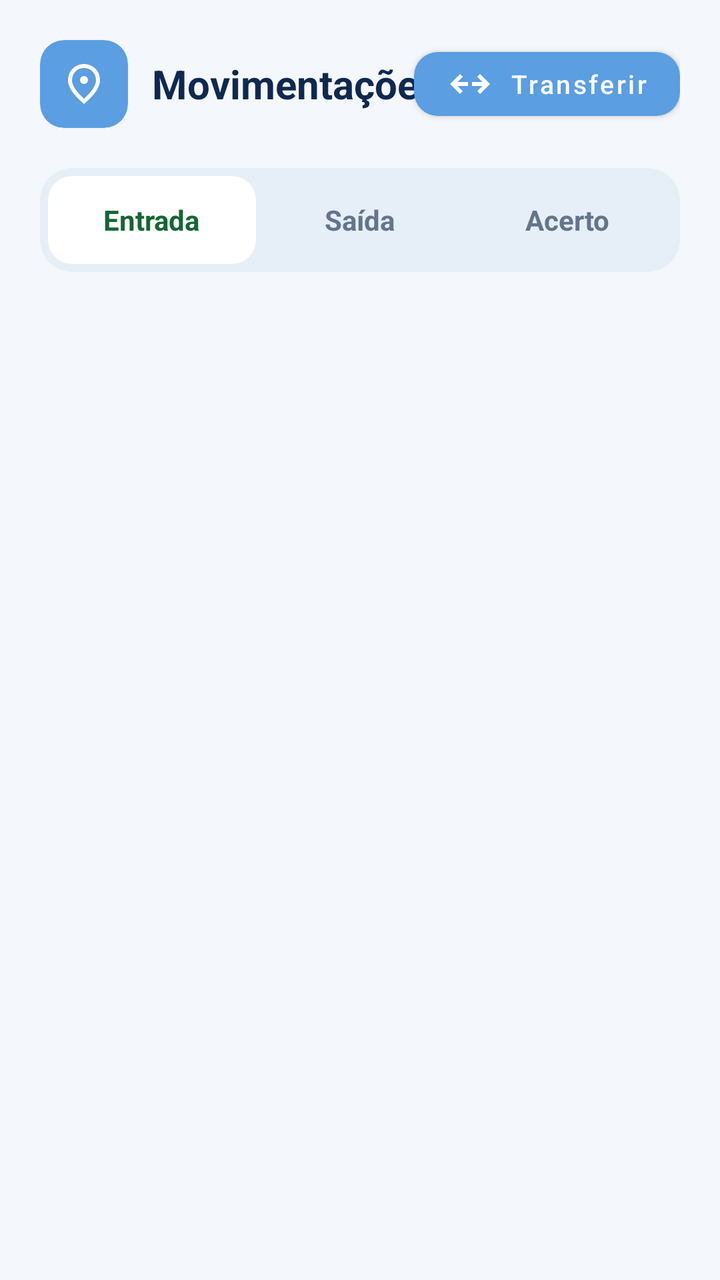
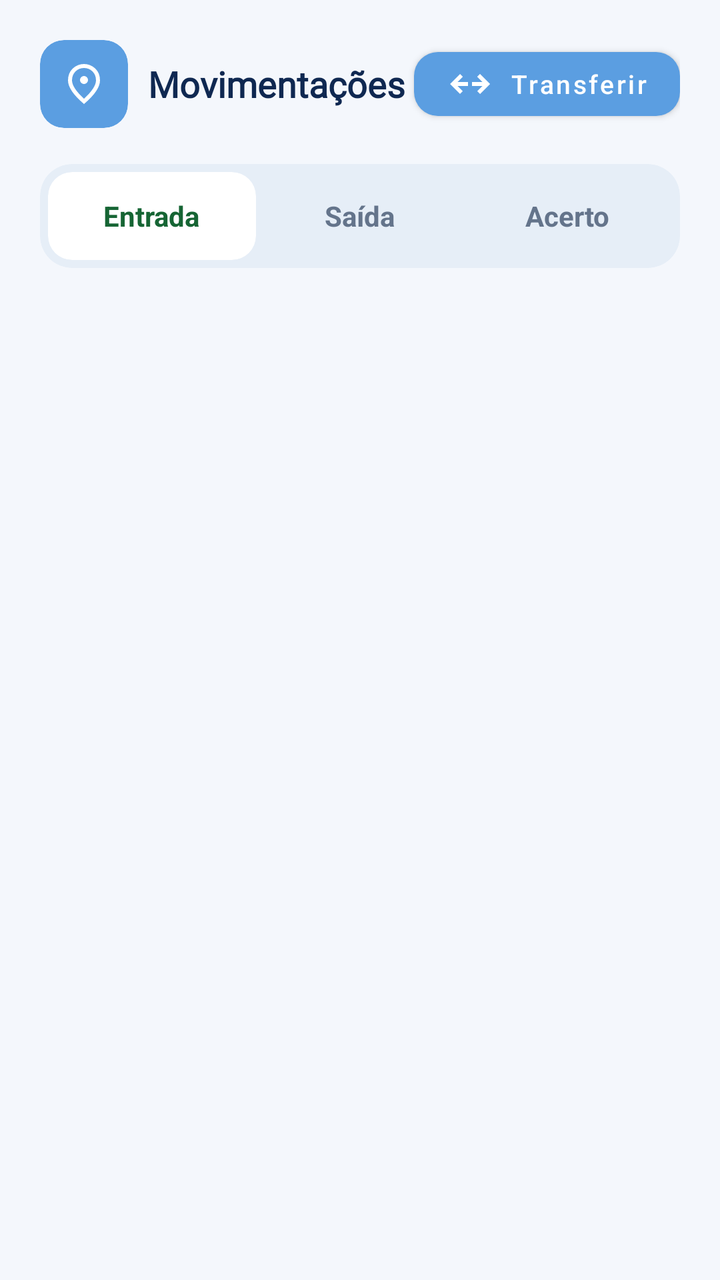

Screens rendered from an Android XML layout before and after an edit, with the pre-edit source and the edit as a unified diff.
<!-- AndroidManifest.xml: application theme Theme.SaneAM -->
<!-- res/layout/fragment_movimentacoes.xml -->
<?xml version="1.0" encoding="utf-8"?>
<androidx.constraintlayout.widget.ConstraintLayout xmlns:android="http://schemas.android.com/apk/res/android"
    xmlns:app="http://schemas.android.com/apk/res-auto"
    android:layout_width="match_parent"
    android:layout_height="match_parent"
    android:background="@color/md_theme_light_background">

    
    <RelativeLayout
        android:id="@+id/headerMovimentacoes"
        android:layout_width="0dp"
        android:layout_height="wrap_content"
        android:paddingHorizontal="20dp"
        android:paddingTop="20dp"
        android:paddingBottom="12dp"
        app:layout_constraintEnd_toEndOf="parent"
        app:layout_constraintStart_toStartOf="parent"
        app:layout_constraintTop_toTopOf="parent">

        <LinearLayout
            android:layout_width="wrap_content"
            android:layout_height="wrap_content"
            android:layout_alignParentStart="true"
            android:gravity="center_vertical"
            android:orientation="horizontal">

            <androidx.cardview.widget.CardView
                android:layout_width="44dp"
                android:layout_height="44dp"
                app:cardBackgroundColor="@color/md_theme_light_primary"
                app:cardCornerRadius="12dp"
                app:cardElevation="0dp">

                <androidx.appcompat.widget.AppCompatImageView
                    android:layout_width="24dp"
                    android:layout_height="24dp"
                    android:layout_gravity="center"
                    app:srcCompat="@drawable/ic_location_pin"
                    app:tint="@color/md_theme_light_onPrimary" />
            </androidx.cardview.widget.CardView>

            <TextView
                android:layout_width="wrap_content"
                android:layout_height="wrap_content"
                android:layout_marginStart="12dp"
                android:text="@string/movimentacoes"
                android:textColor="@color/md_theme_light_onBackground"
                android:textSize="20sp"
                android:textStyle="bold" />
        </LinearLayout>

        
        <com.google.android.material.button.MaterialButton
            android:id="@+id/btnTransferir"
            android:layout_width="wrap_content"
            android:layout_height="44dp"
            android:layout_alignParentEnd="true"
            android:text="@string/transferir"
            android:textAllCaps="false"
            android:textColor="@color/md_theme_light_onPrimary"
            android:textSize="13sp"
            app:backgroundTint="@color/md_theme_light_primary"
            app:cornerRadius="12dp"
            app:elevation="0dp"
            app:icon="@drawable/ic_swap_horizontal"
            app:iconTint="@color/md_theme_light_onPrimary" />
    </RelativeLayout>

    
    <androidx.cardview.widget.CardView
        android:id="@+id/cardTabs"
        android:layout_width="0dp"
        android:layout_height="52dp"
        android:layout_marginHorizontal="20dp"
        android:layout_marginTop="8dp"
        app:cardBackgroundColor="@color/movement_surface"
        app:cardCornerRadius="16dp"
        app:cardElevation="0dp"
        app:layout_constraintEnd_toEndOf="parent"
        app:layout_constraintStart_toStartOf="parent"
        app:layout_constraintTop_toBottomOf="@id/headerMovimentacoes">

        <LinearLayout
            android:layout_width="match_parent"
            android:layout_height="match_parent"
            android:orientation="horizontal"
            android:padding="4dp"
            android:weightSum="3">

            
            <androidx.cardview.widget.CardView
                android:id="@+id/tabEntrada"
                android:layout_width="0dp"
                android:layout_height="match_parent"
                android:layout_weight="1"
                app:cardBackgroundColor="@color/md_theme_light_surface"
                app:cardCornerRadius="12dp"
                app:cardElevation="0dp">

                <TextView
                    android:id="@+id/txtTabEntrada"
                    android:layout_width="wrap_content"
                    android:layout_height="wrap_content"
                    android:layout_gravity="center"
                    android:text="@string/entrada"
                    android:textColor="@color/badge_green_line"
                    android:textSize="14sp"
                    android:textStyle="bold" />
            </androidx.cardview.widget.CardView>

            
            <androidx.cardview.widget.CardView
                android:id="@+id/tabSaida"
                android:layout_width="0dp"
                android:layout_height="match_parent"
                android:layout_weight="1"
                app:cardBackgroundColor="@android:color/transparent"
                app:cardCornerRadius="12dp"
                app:cardElevation="0dp">

                <TextView
                    android:id="@+id/txtTabSaida"
                    android:layout_width="wrap_content"
                    android:layout_height="wrap_content"
                    android:layout_gravity="center"
                    android:text="@string/saida"
                    android:textColor="@color/md_theme_light_outline"
                    android:textSize="14sp"
                    android:textStyle="bold" />
            </androidx.cardview.widget.CardView>

            
            <androidx.cardview.widget.CardView
                android:id="@+id/tabAcerto"
                android:layout_width="0dp"
                android:layout_height="match_parent"
                android:layout_weight="1"
                app:cardBackgroundColor="@android:color/transparent"
                app:cardCornerRadius="12dp"
                app:cardElevation="0dp">

                <TextView
                    android:id="@+id/txtTabAcerto"
                    android:layout_width="wrap_content"
                    android:layout_height="wrap_content"
                    android:layout_gravity="center"
                    android:text="@string/acerto"
                    android:textColor="@color/md_theme_light_outline"
                    android:textSize="14sp"
                    android:textStyle="bold" />
            </androidx.cardview.widget.CardView>

        </LinearLayout>
    </androidx.cardview.widget.CardView>

    
    <FrameLayout
        android:id="@+id/movementContainer"
        android:layout_width="0dp"
        android:layout_height="0dp"
        android:layout_marginTop="8dp"
        app:layout_constraintBottom_toBottomOf="parent"
        app:layout_constraintEnd_toEndOf="parent"
        app:layout_constraintStart_toStartOf="parent"
        app:layout_constraintTop_toBottomOf="@id/cardTabs" />

</androidx.constraintlayout.widget.ConstraintLayout>
<!-- resources referenced by this layout -->
<resources>
  <color name="badge_green_line">#166534</color>
  <color name="md_theme_light_background">#F4F7FC</color>
  <color name="md_theme_light_onBackground">#0F2851</color>
  <color name="md_theme_light_onPrimary">#FFFFFF</color>
  <color name="md_theme_light_outline">#64748B</color>
  <color name="md_theme_light_primary">#5B9EE1</color>
  <color name="md_theme_light_surface">#FFFFFF</color>
  <color name="movement_surface">#E6EEF7</color>
  <!-- drawable ic_location_pin (drawable) -->
  <vector xmlns:android="http://schemas.android.com/apk/res/android"
      android:width="24dp"
      android:height="24dp"
      android:viewportWidth="960"
      android:viewportHeight="960">
  
      <path
          android:fillColor="@android:color/white"
          android:pathData="M536.5,456.5Q560,433 560,400Q560,367 536.5,343.5Q513,320 480,320Q447,320 423.5,343.5Q400,367 400,400Q400,433 423.5,456.5Q447,480 480,480Q513,480 536.5,456.5ZM480,774Q602,662 661,570.5Q720,479 720,408Q720,299 650.5,229.5Q581,160 480,160Q379,160 309.5,229.5Q240,299 240,408Q240,479 299,570.5Q358,662 480,774ZM480,880Q319,743 239.5,625.5Q160,508 160,408Q160,258 256.5,169Q353,80 480,80Q607,80 703.5,169Q800,258 800,408Q800,508 720.5,625.5Q641,743 480,880ZM480,400Q480,400 480,400Q480,400 480,400Q480,400 480,400Q480,400 480,400Q480,400 480,400Q480,400 480,400Q480,400 480,400Q480,400 480,400Z" />
  
  </vector>
  <!-- drawable ic_swap_horizontal (drawable) -->
  <vector xmlns:android="http://schemas.android.com/apk/res/android"
      android:width="24dp"
      android:height="24dp"
      android:viewportWidth="960"
      android:viewportHeight="960">
  
      <path
          android:fillColor="@android:color/white"
          android:pathData="M680,680L624,624L727,520L520,520L520,440L727,440L624,336L680,280L880,480L680,680ZM280,680L80,480L280,280L336,336L233,440L440,440L440,520L233,520L336,624L280,680Z" />
  
  </vector>
  <string name="acerto">Acerto</string>
  <string name="entrada">Entrada</string>
  <string name="movimentacoes">Movimentações</string>
  <string name="saida">Saída</string>
  <string name="transferir">Transferir</string>
  <style name="Theme.SaneAM" parent="Theme.MaterialComponents.DayNight.NoActionBar">
          
          <item name="colorPrimary">@color/md_theme_light_primary</item>
          <item name="colorOnPrimary">@color/md_theme_light_onPrimary</item>
          <item name="colorPrimaryContainer">@color/md_theme_light_primaryContainer</item>
          <item name="colorOnPrimaryContainer">@color/md_theme_light_onPrimaryContainer</item>
  
          
          <item name="android:colorBackground">@color/md_theme_light_background</item>
          <item name="colorOnBackground">@color/md_theme_light_onBackground</item>
          <item name="colorSurface">@color/md_theme_light_surface</item>
          <item name="colorOnSurface">@color/md_theme_light_onSurface</item>
          <item name="colorSurfaceVariant">@color/md_theme_light_surfaceVariant</item>
          <item name="colorOutline">@color/md_theme_light_outline</item>
  
          
          <item name="android:statusBarColor">@color/md_theme_light_background</item>
          <item name="android:windowLightStatusBar">true</item>
          <item name="android:navigationBarColor">@color/md_theme_light_background</item>
          <item name="android:windowLightNavigationBar">true</item>
      </style>
  <color name="md_theme_light_primaryContainer">#5294D7</color>
  <color name="md_theme_light_onPrimaryContainer">#FFFFFF</color>
  <color name="md_theme_light_onSurface">#1E293B</color>
  <color name="md_theme_light_surfaceVariant">#F1F5F9</color>
</resources>

<!-- the commit's change to res/layout/fragment_movimentacoes.xml (unified diff, before → after) -->
@@ -42,10 +42,11 @@
             <TextView
                 android:layout_width="wrap_content"
                 android:layout_height="wrap_content"
-                android:layout_marginStart="12dp"
+                android:layout_marginStart="10dp"
+                android:fontFamily="@font/poppins"
                 android:text="@string/movimentacoes"
                 android:textColor="@color/md_theme_light_onBackground"
-                android:textSize="20sp"
+                android:textSize="18sp"
                 android:textStyle="bold" />
         </LinearLayout>
 
@@ -72,7 +73,7 @@
         android:layout_width="0dp"
         android:layout_height="52dp"
         android:layout_marginHorizontal="20dp"
-        android:layout_marginTop="8dp"
+        android:layout_marginTop="6dp"
         app:cardBackgroundColor="@color/movement_surface"
         app:cardCornerRadius="16dp"
         app:cardElevation="0dp"
